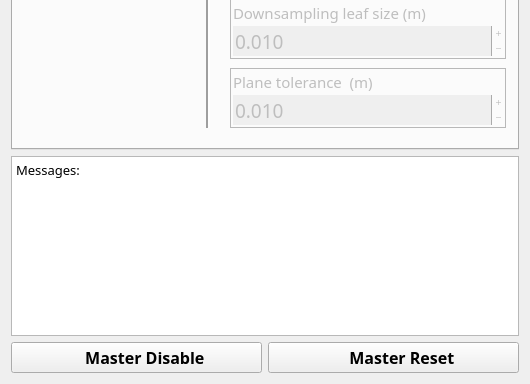
Old version of the form UI/gui/mainwindow.ui in the repository Tabjones/pacman_vision; both pictures show x 0 to 530 and y 361 to 745 of the 530 by 745 pixel window.
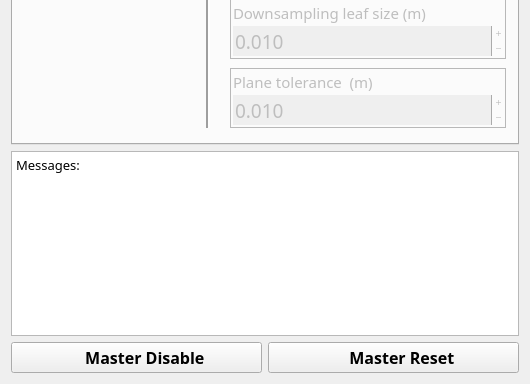
New version of the form. Icons and pictures are not drawn.

Diff of the .ui file:
```diff
--- a/UI/gui/mainwindow.ui
+++ b/UI/gui/mainwindow.ui
@@ -23,12 +23,6 @@
    <layout class="QGridLayout" name="gridLayout">
     <item row="1" column="0" colspan="2">
      <widget class="QPlainTextEdit" name="LoggingConsole">
-      <property name="sizePolicy">
-       <sizepolicy hsizetype="Expanding" vsizetype="Expanding">
-        <horstretch>0</horstretch>
-        <verstretch>0</verstretch>
-       </sizepolicy>
-      </property>
       <property name="minimumSize">
        <size>
         <width>256</width>
@@ -71,9 +65,6 @@
       <property name="frameShadow">
        <enum>QFrame::Sunken</enum>
       </property>
-      <property name="sizeAdjustPolicy">
-       <enum>QAbstractScrollArea::AdjustToContents</enum>
-      </property>
       <property name="undoRedoEnabled">
        <bool>false</bool>
       </property>
```
